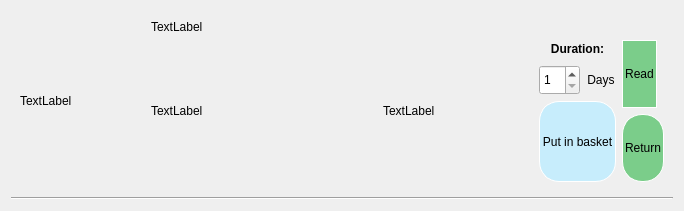
First picture: the form in displaybookwidget.ui, repository huylenguyen806/ASS2, before the edit.
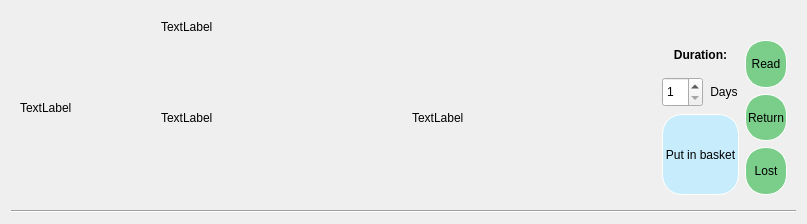
Second picture: the form after the edit.

```diff
--- a/displaybookwidget.ui
+++ b/displaybookwidget.ui
@@ -6,8 +6,8 @@
    <rect>
     <x>0</x>
     <y>0</y>
-    <width>684</width>
-    <height>211</height>
+    <width>807</width>
+    <height>224</height>
    </rect>
   </property>
   <property name="windowTitle">
@@ -39,6 +39,22 @@
         </property>
        </widget>
       </item>
+      <item>
+       <spacer name="horizontalSpacer">
+        <property name="orientation">
+         <enum>Qt::Horizontal</enum>
+        </property>
+        <property name="sizeType">
+         <enum>QSizePolicy::Fixed</enum>
+        </property>
+        <property name="sizeHint" stdset="0">
+         <size>
+          <width>10</width>
+          <height>20</height>
+         </size>
+        </property>
+       </spacer>
+      </item>
       <item>
        <layout class="QVBoxLayout" name="verticalLayout" stretch="0,1">
         <item>
@@ -49,7 +65,7 @@
          </widget>
         </item>
         <item>
-         <layout class="QHBoxLayout" name="horizontalLayout" stretch="3,2,0,0">
+         <layout class="QHBoxLayout" name="horizontalLayout" stretch="3,3,0,0">
           <item>
            <widget class="QLabel" name="content_author">
             <property name="text">
@@ -151,7 +167,7 @@
             <item>
              <widget class="QPushButton" name="read_button">
               <property name="sizePolicy">
-               <sizepolicy hsizetype="Fixed" vsizetype="Preferred">
+               <sizepolicy hsizetype="Minimum" vsizetype="Preferred">
                 <horstretch>0</horstretch>
                 <verstretch>0</verstretch>
                </sizepolicy>
@@ -218,6 +234,41 @@
               </property>
              </widget>
             </item>
+            <item>
+             <widget class="QPushButton" name="lost_book_button">
+              <property name="sizePolicy">
+               <sizepolicy hsizetype="Minimum" vsizetype="Preferred">
+                <horstretch>0</horstretch>
+                <verstretch>0</verstretch>
+               </sizepolicy>
+              </property>
+              <property name="styleSheet">
+               <string notr="true">QPushButton {
+	height: 35px;
+    background-color: #7bcd8a;
+    border-style: outset;
+    border-width: 1px;
+    border-radius: 20px;
+    border-color: white;
+    font:normal 200 14pt &quot;Myriad Pro&quot;;
+    min-width: 3em;
+    padding: 2px;
+}
+QPushButton:pressed {
+	background-color:#095115;
+	border-style: outset;
+	border-style: inset;
+}
+QPushButton:hover {
+	background-color: #b5dfa5;
+	border-style: inset;
+}</string>
+              </property>
+              <property name="text">
+               <string>Lost</string>
+              </property>
+             </widget>
+            </item>
            </layout>
           </item>
          </layout>
```
Left out of the diff: 2 changed lines with no effect on the pictures.
